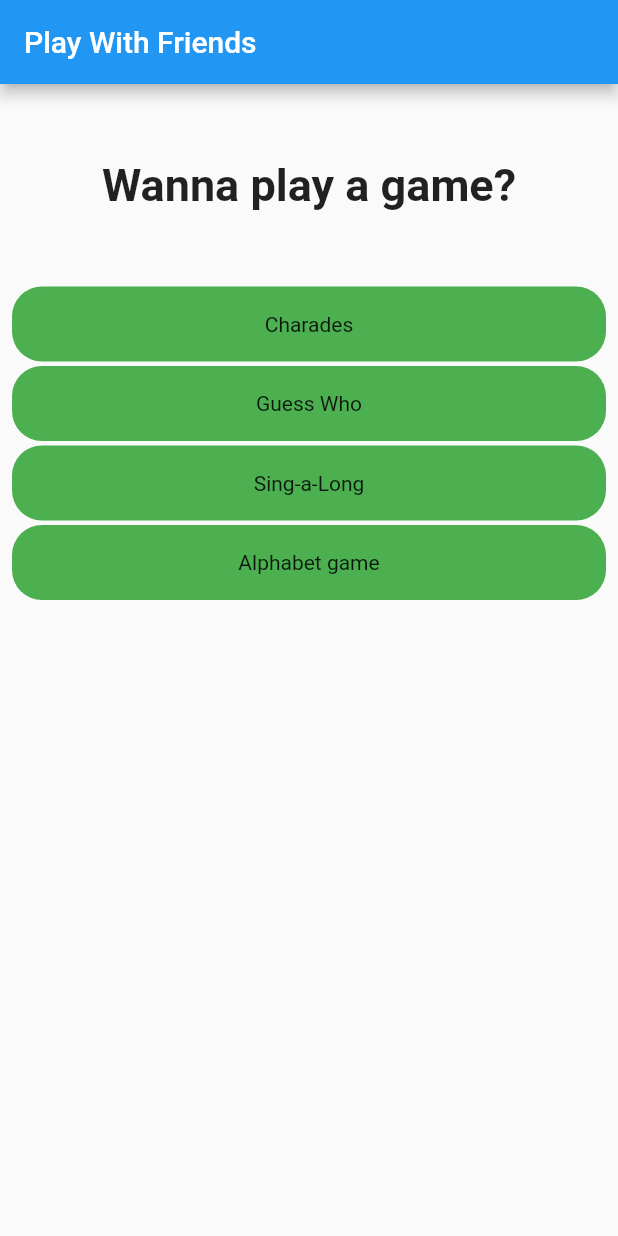
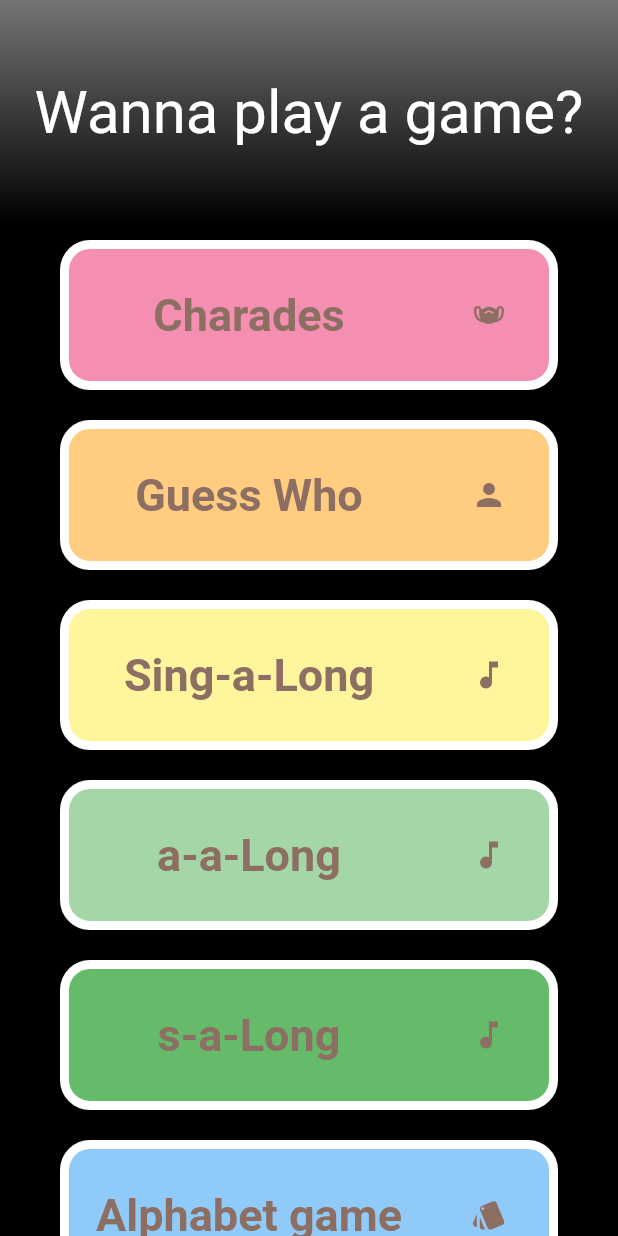
Before and after one commit to angin91/play_with_friends, a Flutter app: the screen it shows after launch, on a phone screen of 412 x 824 dp. Run offline on Flutter 3.47's test engine with Material 2 defaults, Android fonts, the phone set to English and light mode, and no system bars; our stand-ins replace flip_card, shared_preferences, wakelock; missing offline and left inert: aeyrium_sensor, fullscreen.

Commit message:
Started to redesign layout

```diff
--- a/lib/SelecteGamePage.dart
+++ b/lib/SelecteGamePage.dart
@@ -1,10 +1,12 @@
 import 'package:flutter/material.dart';
 import 'package:flutter/services.dart';
+import 'package:fullscreen/fullscreen.dart';
 import 'file:///C:/Users/angin/workspace/play_with_friends/lib/games/GuessWhoStartPage.dart';
 import 'package:play_with_friends/Helper.dart';
 import 'package:play_with_friends/games/AlphabetGameStartPage.dart';
 import 'package:play_with_friends/games/CharadesStartPage.dart';
 import 'package:play_with_friends/widgets/CostumButton.dart';
+import 'package:play_with_friends/widgets/CustomBox.dart';
 
 import 'games/SingALongStartPage.dart';
 
@@ -35,40 +37,103 @@ class _SelectGamePageState extends State<SelectGamePage> {
     "Charades": CharadesStartPage(),
     "Guess Who": GuessWhoStartPage(),
     "Sing-a-Long": SingALongStartPage(),
+    "a-a-Long": SingALongStartPage(),
+    "s-a-Long": SingALongStartPage(),
     "Alphabet game": AlphabetGameStartPage()
   };
 
   @override
   Widget build(BuildContext context) {
     return Scaffold(
-        appBar: AppBar(
-          title: Text(widget.title),
+        body: Container(
+      color: Colors.black,
+      child: CustomScrollView(
+        slivers: [
+          SliverAppBar(
+            flexibleSpace: Container(
+              decoration: BoxDecoration(
+                gradient: LinearGradient(
+                  colors: [Colors.grey[600], Colors.black],
+                  begin: FractionalOffset.topCenter,
+                  end: FractionalOffset.bottomCenter,
                 ),
-        body: Column(
-          children: [
-            Padding(
-              padding: EdgeInsets.symmetric(vertical: 50),
+              ),
+              child: Center(
                   child: Text(
                 "Wanna play a game?",
-                style: TextStyle(fontWeight: FontWeight.bold, fontSize: 30),
+                style: TextStyle(color: Colors.white, fontSize: 40),
+              )),
             ),
+            // Make the initial height of the SliverAppBar larger than normal.
+            expandedHeight: 150,
           ),
-            Expanded(
-              child: Padding(
-                padding: EdgeInsets.symmetric(horizontal: 8),
-                child: ListView.separated(
-                  itemCount: games.length,
-                  itemBuilder: (context, index) => CustomButton(
-                    text: games.keys.elementAt(index),
-                    onTap: () => Navigator.push(context, MaterialPageRoute(builder: (context) => games.values.elementAt(index)),),
+          SliverList(
+            // Use a delegate to build items as they're scrolled on screen.
+            delegate: SliverChildBuilderDelegate(
+              // The builder function returns a ListTile with a title that
+              // displays the index of the current item.
+              (context, index) => Padding(
+                padding:
+                    const EdgeInsets.symmetric(horizontal: 40, vertical: 10),
+                child: getCostumBox(index),
               ),
-                  separatorBuilder: (context, index) => SizedBox(
-                    height: 3,
+              // Builds 1000 ListTiles
+              childCount: games.length,
             ),
+          )
+        ],
       ),
-              ),
-            ),
-          ],
     ));
   }
+
+  Widget getCostumBox(int index) {
+    if (index == 0) {
+      return CustomBox(
+        text: games.keys.elementAt(index),
+        color: Colors.pink[200],
+        icon: Icons.masks,
+        onTap: () => Navigator.push(context, MaterialPageRoute(builder: (context) => games.values.elementAt(index)),),
+      );
     }
+    if (index == 1) {
+      return CustomBox(
+        text: games.keys.elementAt(index),
+        color: Colors.orange[200],
+        icon: Icons.person,
+        onTap: () => Navigator.push(context, MaterialPageRoute(builder: (context) => games.values.elementAt(index)),),
+      );
+    }
+    if (index == 2) {
+      return CustomBox(
+        text: games.keys.elementAt(index),
+        color: Colors.yellow[200],
+        icon: Icons.music_note,
+        onTap: () => Navigator.push(context, MaterialPageRoute(builder: (context) => games.values.elementAt(index)),),
+      );
+    }
+    if (index == 3) {
+      return CustomBox(
+        text: games.keys.elementAt(index),
+        color: Colors.green[200],
+        icon: Icons.music_note,
+        onTap: () => Navigator.push(context, MaterialPageRoute(builder: (context) => games.values.elementAt(index)),),
+      );
+    }
+    if (index == 4) {
+      return CustomBox(
+        text: games.keys.elementAt(index),
+        color: Colors.green[400],
+        icon: Icons.music_note,
+        onTap: () => Navigator.push(context, MaterialPageRoute(builder: (context) => games.values.elementAt(index)),),
+      );
+    }
+    if (index == 5) {
+      return CustomBox(
+        text: games.keys.elementAt(index),
+        color: Colors.blue[200],
+        icon: Icons.style,
+        onTap: () => Navigator.push(context, MaterialPageRoute(builder: (context) => games.values.elementAt(index)),),
+      );
+    }
+  }
+}
--- /dev/null
+++ b/lib/widgets/CustomBox.dart
@@ -0,0 +1,49 @@
+import 'package:flutter/material.dart';
+
+class CustomBox extends StatelessWidget {
+  CustomBox({Key key,
+    this.text,
+    this.color = Colors.green,
+    this.onTap,
+    this.icon}) : super(key: key);
+
+  final IconData icon;
+  final String text;
+  final Color color;
+  final GestureTapCallback onTap;
+
+  @override
+  Widget build(BuildContext context) {
+    return GestureDetector(
+      onTap: onTap,
+      child: Container(
+        decoration: BoxDecoration(
+            color: color,
+            border: Border.all(color: Colors.white, width: 6),
+            borderRadius: BorderRadius.all(Radius.circular(20))
+        ),
+        height: 100,
+        child:  Row(
+          children: [
+            Expanded(
+                flex: 3,
+                child: Center(
+                    child: Text(text,
+                      style: TextStyle(
+                        color: Colors.brown[400],
+                        fontSize: 30,
+                        fontWeight: FontWeight.bold
+                      ),
+                    )
+                )
+            ),
+            Expanded(
+                flex: 1,
+                child: Icon(icon, color: Colors.brown[400],)
+            )
+          ],
+        ),
+      ),
+    );
+  }
+}
```
Lines whose indentation alone changed are shown as unchanged.
